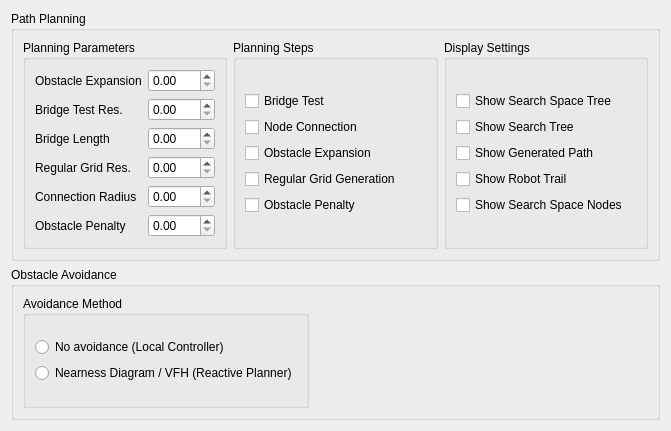
Qt form CasPlanner/gui/planningsettings.ui (TarekTaha/cas_robotics) before a commit.
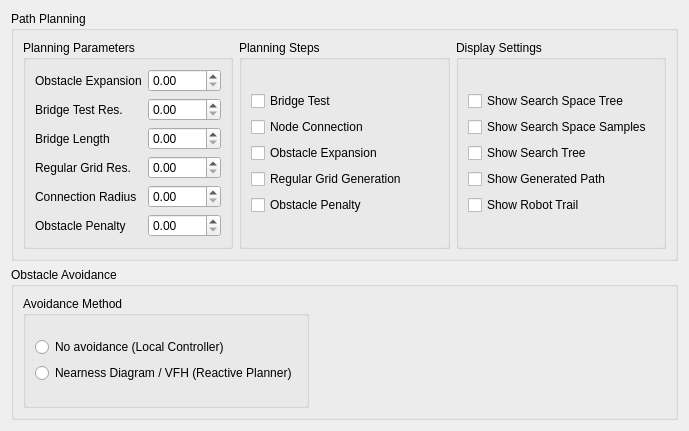
The same form after that commit.

Diff of the .ui file:
```diff
--- a/CasPlanner/gui/planningsettings.ui
+++ b/CasPlanner/gui/planningsettings.ui
@@ -6,7 +6,7 @@
    <rect>
     <x>0</x>
     <y>0</y>
-    <width>671</width>
+    <width>689</width>
     <height>431</height>
    </rect>
   </property>
@@ -160,6 +160,13 @@
                  </property>
                 </widget>
                </item>
+               <item>
+                <widget class="QCheckBox" name="showSearchSpaceSamples">
+                 <property name="text">
+                  <string>Show Search Space Samples</string>
+                 </property>
+                </widget>
+               </item>
                <item>
                 <widget class="QCheckBox" name="showSearchTree">
                  <property name="text">
@@ -181,13 +188,6 @@
                  </property>
                 </widget>
                </item>
-               <item>
-                <widget class="QCheckBox" name="showSearchSpaceSamples">
-                 <property name="text">
-                  <string>Show Search Space Nodes</string>
-                 </property>
-                </widget>
-               </item>
               </layout>
              </item>
             </layout>
```
